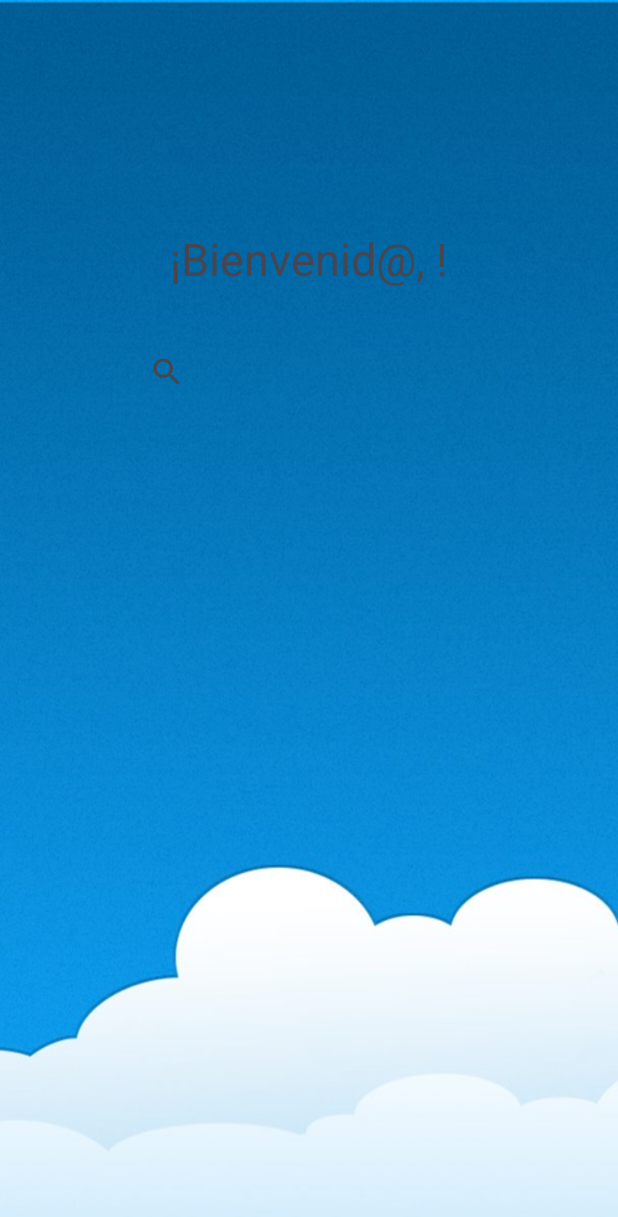
After one commit to JesusArj/InterTours, an Android app: the HomeActivity screen opened directly, with no data from a screen before it, on a phone screen of 412 x 824 dp. The commit adds this screen. Shown: the top 1217 px of the screen. Run offline under Robolectric (Android 15) with nearby library versions, the phone set to English and light mode, and no system bars; libraries missing offline, so code that uses them is left out: com.auth0.android; 2 statements that could not run were skipped.

Commit message:
Login OK in mobile app

```diff
--- a/InterToursApp/app/build.gradle
+++ b/InterToursApp/app/build.gradle
@@ -34,6 +34,7 @@ dependencies {
     implementation 'androidx.constraintlayout:constraintlayout:2.1.4'
     implementation 'com.squareup.retrofit2:retrofit:2.9.0'
     implementation 'com.squareup.retrofit2:converter-gson:2.9.0'
+    implementation 'com.auth0.android:jwtdecode:2.0.2'
     testImplementation 'junit:junit:4.13.2'
     androidTestImplementation 'androidx.test.ext:junit:1.1.5'
     androidTestImplementation 'androidx.test.espresso:espresso-core:3.5.1'
--- /dev/null
+++ b/InterToursApp/app/src/main/java/com/intertours/intertoursapp/HomeActivity.java
@@ -0,0 +1,31 @@
+package com.intertours.intertoursapp;
+
+import androidx.appcompat.app.AppCompatActivity;
+
+import android.content.Context;
+import android.content.SharedPreferences;
+import android.os.Bundle;
+import android.widget.EditText;
+import android.widget.TextView;
+import android.widget.Toast;
+
+import com.auth0.android.jwt.JWT;
+
+public class HomeActivity extends AppCompatActivity {
+
+    private TextView bienvenida_txt;
+
+    @Override
+    protected void onCreate(Bundle savedInstanceState) {
+        super.onCreate(savedInstanceState);
+        setContentView(R.layout.activity_home);
+        bienvenida_txt = (TextView) findViewById(R.id.bienvenida_txt);
+        String token = getIntent().getStringExtra("jwt");
+        JWT jwt = new JWT(token);
+        String userName = jwt.getClaim("sub").asString();
+        bienvenida_txt.setText("¡Bienvenid@, " + userName + "!");
+    }
+
+
+
+}
--- a/InterToursApp/app/src/main/java/com/intertours/intertoursapp/utils/AppConstants.java
+++ b/InterToursApp/app/src/main/java/com/intertours/intertoursapp/utils/AppConstants.java
@@ -1,6 +1,5 @@
 package com.intertours.intertoursapp.utils;
 
 public class AppConstants {
-    public final String API_BASE_URL = "http://localhost:8080/";
-
+    public final static String API_BASE_URL = "http://192.168.1.50:8080/api/";
 }
--- /dev/null
+++ b/InterToursApp/app/src/main/res/layout/activity_home.xml
@@ -0,0 +1,30 @@
+<?xml version="1.0" encoding="utf-8"?>
+<androidx.constraintlayout.widget.ConstraintLayout xmlns:android="http://schemas.android.com/apk/res/android"
+    xmlns:app="http://schemas.android.com/apk/res-auto"
+    xmlns:tools="http://schemas.android.com/tools"
+    android:layout_width="match_parent"
+    android:layout_height="match_parent"
+    android:background="@drawable/homepagebackground"
+    tools:context=".HomeActivity">
+
+    <TextView
+        android:id="@+id/bienvenida_txt"
+        android:layout_width="wrap_content"
+        android:layout_height="wrap_content"
+        android:layout_marginTop="152dp"
+        android:text="Bienvenida"
+        android:textSize="30sp"
+        app:layout_constraintEnd_toEndOf="parent"
+        app:layout_constraintStart_toStartOf="parent"
+        app:layout_constraintTop_toTopOf="parent" />
+
+    <SearchView
+        android:layout_width="237dp"
+        android:layout_height="46dp"
+        android:layout_marginTop="32dp"
+        android:orientation="horizontal"
+        app:layout_constraintEnd_toEndOf="parent"
+        app:layout_constraintStart_toStartOf="parent"
+        app:layout_constraintTop_toBottomOf="@+id/bienvenida_txt" />
+
+</androidx.constraintlayout.widget.ConstraintLayout>
--- a/InterToursApp/app/src/main/res/layout/activity_main.xml
+++ b/InterToursApp/app/src/main/res/layout/activity_login.xml
@@ -5,7 +5,7 @@
     android:layout_width="match_parent"
     android:layout_height="match_parent"
     android:background="@drawable/background"
-    tools:context=".MainActivity">
+    tools:context=".LoginActivity">
 
     <ImageView
         android:id="@+id/imageView2"
```
Also changed, not shown: InterToursApp/app/src/main/AndroidManifest.xml (+8 -3 lines), InterToursApp/app/src/main/java/com/intertours/intertoursapp/LoginActivity.java (added, +91 -0 lines), InterToursApp/app/src/main/java/com/intertours/intertoursapp/MainActivity.java (deleted, +0 -28 lines), InterToursApp/app/src/main/java/com/intertours/intertoursapp/api/ApiService.java (+11 -2 lines), InterToursApp/app/src/main/java/com/intertours/intertoursapp/api/request/AuthenticationRequest.java (added, +28 -0 lines), restapi/src/main/java/com/rutasturisticas/restapi/controller/LoginController.java (+13 -3 lines), restapi/src/main/java/com/rutasturisticas/restapi/util/JwtUtil.java (+8 -0 lines), InterToursApp/app/src/main/res/drawable/homepagebackground.png (added).
